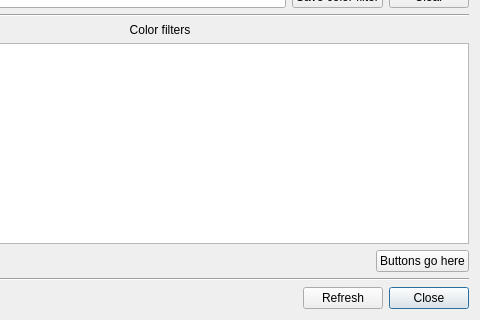
Before: the Qt Designer form neurolabi/gui/dialogs/flyembodyinfodialog.ui in janelia-flyem/NeuTu, drawn with Qt 5; both pictures show x 160 to 640 and y 480 to 800 of the 640 by 800 pixel window.
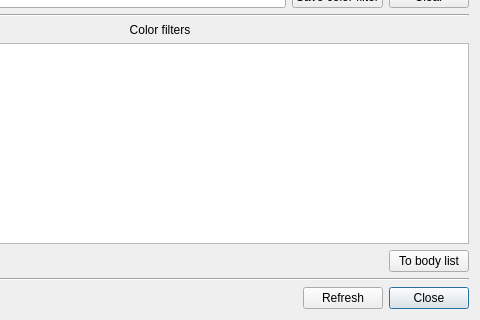
After: the same form once the commit is applied.

Commit message: can move color filters back to body list

The edit to the form file:
```diff
--- a/neurolabi/gui/dialogs/flyembodyinfodialog.ui
+++ b/neurolabi/gui/dialogs/flyembodyinfodialog.ui
@@ -181,7 +181,7 @@
      <item>
       <widget class="QPushButton" name="pushButton">
        <property name="text">
-        <string>Buttons go here</string>
+        <string>To body list</string>
        </property>
       </widget>
      </item>
```
Left out of the diff: 7 changed lines with no effect on the pictures. The commit also changes 2 other files.
